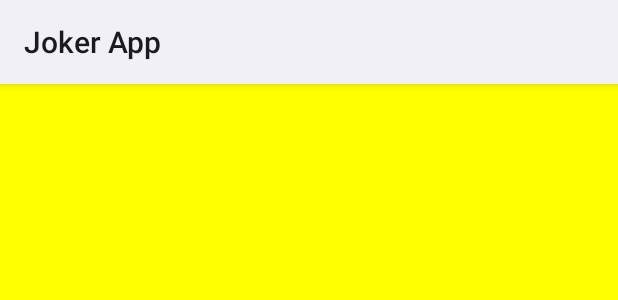
After one commit to toninhobueno/joke-app, an Android app: the layout fragment_joke.xml on its own in the app's theme, with its tools: preview values and no code run, on a phone screen of 412 x 824 dp. The commit adds this screen. Shown: the top 300 px of the screen. Run offline under Robolectric (Android 15) with nearby library versions, the phone set to English and light mode, and no system bars.

Commit message:
personalizando as cores e criação de navegabilidade entre as categorias

```diff
--- a/app/src/main/java/co/tiagoaguiar/tutorial/jokerappdev/view/CategoryItem.kt
+++ b/app/src/main/java/co/tiagoaguiar/tutorial/jokerappdev/view/CategoryItem.kt
@@ -8,7 +8,7 @@
 import com.xwray.groupie.GroupieViewHolder
 import com.xwray.groupie.Item
 
-class CategoryItem (private val category: Category) : Item<CategoryItem.CategoryViewHolder>() {
+class CategoryItem (val category: Category) : Item<CategoryItem.CategoryViewHolder>() {
 
     class CategoryViewHolder (view: View) : GroupieViewHolder(view)
 
--- a/app/src/main/res/layout/fragment_home.xml
+++ b/app/src/main/res/layout/fragment_home.xml
@@ -17,6 +17,7 @@
     <ProgressBar
         android:id="@+id/progress_bar"
         android:layout_gravity="center"
+        android:visibility="gone"
         android:layout_width="wrap_content"
         android:layout_height="wrap_content"/>
 
--- /dev/null
+++ b/app/src/main/res/layout/fragment_joke.xml
@@ -0,0 +1,7 @@
+<?xml version="1.0" encoding="utf-8"?>
+<androidx.constraintlayout.widget.ConstraintLayout xmlns:android="http://schemas.android.com/apk/res/android"
+    android:layout_width="match_parent"
+    android:background="#ff0"
+    android:layout_height="match_parent">
+
+</androidx.constraintlayout.widget.ConstraintLayout>
```
Also changed, not shown: app/src/main/java/co/tiagoaguiar/tutorial/jokerappdev/presentation/HomePresenter.kt (+16 -1 lines), app/src/main/java/co/tiagoaguiar/tutorial/jokerappdev/view/HomeFragment.kt (+10 -3 lines), app/src/main/java/co/tiagoaguiar/tutorial/jokerappdev/view/JokeFragment.kt (added, +28 -0 lines), app/src/main/res/navigation/mobile_navigation.xml (+12 -1 lines).
